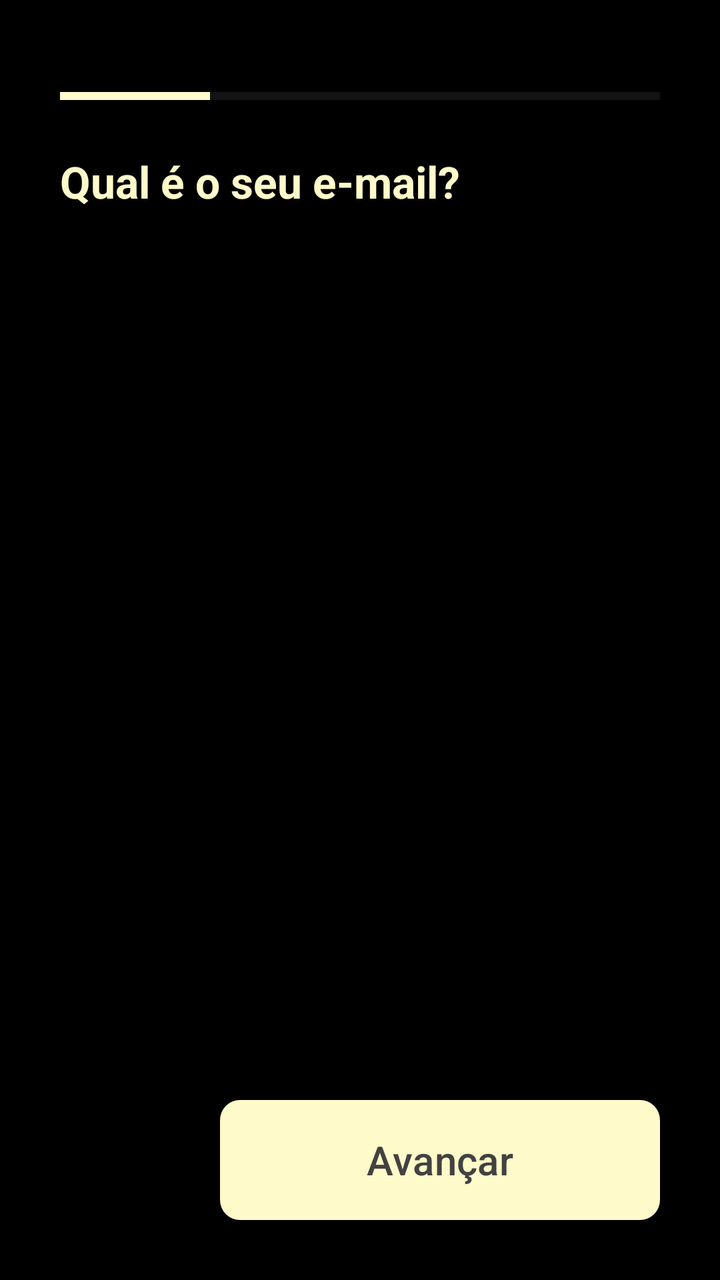
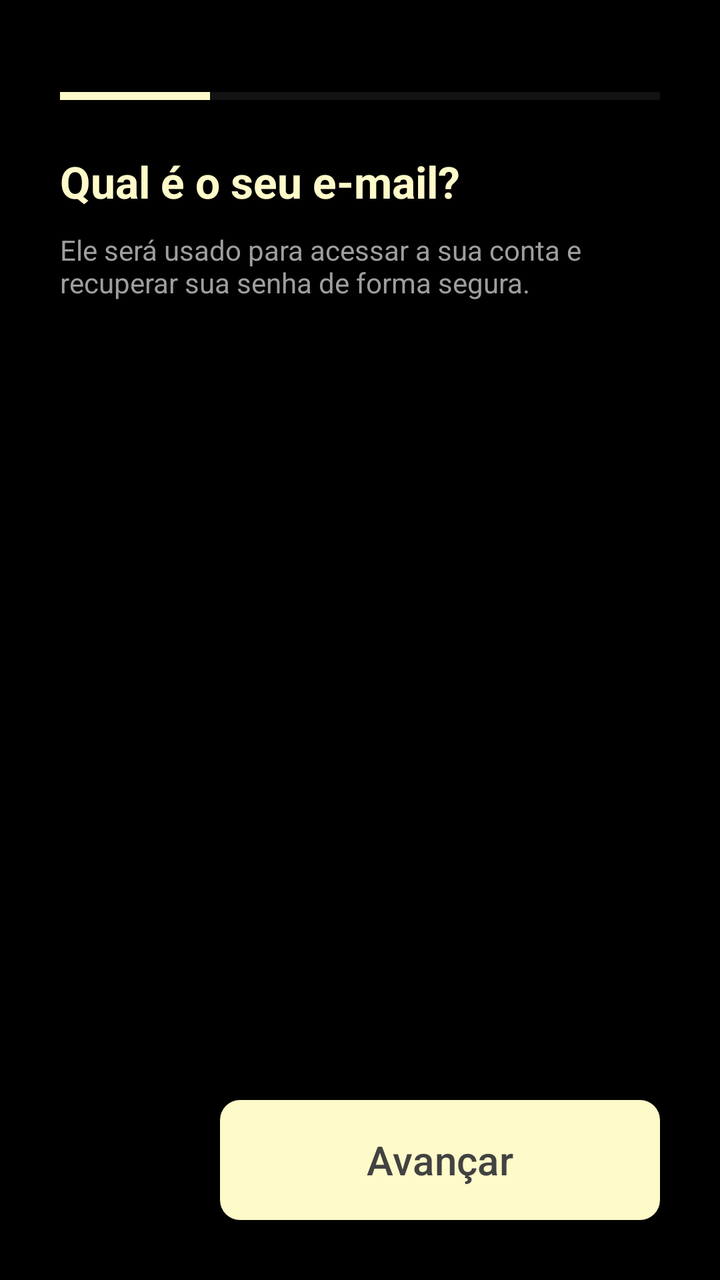

An Android layout rendered at two revisions. The XML below is the earlier revision; the diff shows what the commit changed to produce the second picture.
<!-- AndroidManifest.xml: application theme Theme.Monaly -->
<!-- res/layout/activity_register.xml -->
<?xml version="1.0" encoding="utf-8"?>
<androidx.constraintlayout.widget.ConstraintLayout xmlns:android="http://schemas.android.com/apk/res/android"
    xmlns:app="http://schemas.android.com/apk/res-auto"
    xmlns:tools="http://schemas.android.com/tools"
    android:id="@+id/main"
    android:layout_width="match_parent"
    android:layout_height="match_parent"
    android:background="@color/black"
    tools:context=".ui.activity.RegisterActivity">


    
    <ProgressBar
        android:id="@+id/progressBarRegister"
        style="?android:attr/progressBarStyleHorizontal"
        android:layout_width="0dp"
        android:layout_height="wrap_content"
        android:layout_marginStart="30dp"
        android:layout_marginTop="40dp"
        android:layout_marginEnd="30dp"
        android:max="100"
        android:progress="25"
        android:progressTint="@color/bage_neutral"
        app:layout_constraintEnd_toEndOf="parent"
        app:layout_constraintStart_toStartOf="parent"
        app:layout_constraintTop_toTopOf="parent" />


    
    <TextView
        android:id="@+id/textRegisterStepTitle"
        android:layout_width="0dp"
        android:layout_height="wrap_content"
        android:layout_marginStart="30dp"
        android:layout_marginTop="20dp"
        android:layout_marginEnd="30dp"
        android:text="Qual é o seu e-mail?"
        android:textColor="@color/bage_neutral"
        android:textSize="22sp"
        android:textStyle="bold"
        app:layout_constraintEnd_toEndOf="parent"
        app:layout_constraintStart_toStartOf="parent"
        app:layout_constraintTop_toBottomOf="@+id/progressBarRegister" />


    
    <androidx.viewpager2.widget.ViewPager2
        android:id="@+id/viewPagerRegister"
        android:layout_width="0dp"
        android:layout_height="0dp"
        android:layout_marginTop="20dp"
        android:layout_marginBottom="20dp"
        app:layout_constraintBottom_toTopOf="@+id/buttonRegisterNext"
        app:layout_constraintEnd_toEndOf="parent"
        app:layout_constraintStart_toStartOf="parent"
        app:layout_constraintTop_toBottomOf="@+id/textRegisterStepTitle" />


    
    <androidx.appcompat.widget.AppCompatButton
        android:id="@+id/buttonRegisterBack"
        android:layout_width="60dp"
        android:layout_height="60dp"
        android:layout_marginStart="30dp"
        android:layout_marginBottom="30dp"
        android:background="@drawable/drawable_background_button_round_transparent"
        android:drawableStart="@drawable/icon_arrow_back_ios"
        android:paddingStart="15dp"
        android:visibility="invisible"
        app:layout_constraintBottom_toBottomOf="parent"
        app:layout_constraintStart_toStartOf="parent" />


    
    <com.google.android.material.button.MaterialButton
        android:id="@+id/buttonRegisterNext"
        android:layout_width="0dp"
        android:layout_height="60dp"
        android:layout_marginStart="20dp"
        android:layout_marginEnd="30dp"
        android:layout_marginBottom="30dp"
        android:background="@drawable/drawable_background_button_bage_10_dp"
        android:text="Avançar"
        android:textAllCaps="false"
        android:textColor="@color/gray_dark"
        android:textSize="20sp"
        app:backgroundTint="@color/bage_neutral"
        app:layout_constraintBottom_toBottomOf="parent"
        app:layout_constraintEnd_toEndOf="parent"
        app:layout_constraintStart_toEndOf="@+id/buttonRegisterBack" />


</androidx.constraintlayout.widget.ConstraintLayout>
<!-- resources referenced by this layout -->
<resources>
  <color name="bage_neutral">#FFFAC9</color>
  <color name="black">#000000</color>
  <color name="gray_dark">#424242</color>
  <!-- drawable drawable_background_button_bage_10_dp (drawable) -->
  <?xml version="1.0" encoding="utf-8"?>
  <shape xmlns:android="http://schemas.android.com/apk/res/android">
  
      <solid android:color="@color/bage_neutral"/>
      <corners android:radius="10dp"/>
  
  </shape>
  <!-- drawable drawable_background_button_round_transparent (drawable) -->
  <?xml version="1.0" encoding="utf-8"?>
  <shape xmlns:android="http://schemas.android.com/apk/res/android"
  
      android:shape="rectangle">
      <corners android:radius="100dp"/>
  
  </shape>
  <!-- drawable icon_arrow_back_ios (drawable) -->
  <vector xmlns:android="http://schemas.android.com/apk/res/android" android:autoMirrored="true" android:height="24dp" android:tint="#FFFAC9" android:viewportHeight="960" android:viewportWidth="960" android:width="24dp">
        
      <path android:fillColor="@android:color/white" android:pathData="M400,880L0,480L400,80L471,151L142,480L471,809L400,880Z"/>
      
  </vector>
  <style name="Theme.Monaly" parent="Base.Theme.Monaly" />
  <style name="Base.Theme.Monaly" parent="Theme.Material3.DayNight.NoActionBar">
  
  
          
          
  
  
          
          <item name="android:navigationBarColor">@color/black</item>
  
  
      </style>
</resources>

<!-- the commit's change to res/layout/activity_register.xml (unified diff, before → after) -->
@@ -34,7 +34,7 @@
         android:layout_marginStart="30dp"
         android:layout_marginTop="20dp"
         android:layout_marginEnd="30dp"
-        android:text="Qual é o seu e-mail?"
+        android:text="@string/register_title_email"
         android:textColor="@color/bage_neutral"
         android:textSize="22sp"
         android:textStyle="bold"
@@ -43,6 +43,23 @@
         app:layout_constraintTop_toBottomOf="@+id/progressBarRegister" />
 
 
+    
+    <TextView
+        android:id="@+id/textRegisterStepDescription"
+        android:layout_width="0dp"
+        android:layout_height="wrap_content"
+        android:layout_marginStart="30dp"
+        android:layout_marginTop="10dp"
+        android:layout_marginEnd="30dp"
+        android:text="@string/register_desc_email"
+        android:textColor="@color/gray_medium"
+        android:textSize="14sp"
+        app:layout_constraintEnd_toEndOf="parent"
+        app:layout_constraintStart_toStartOf="parent"
+        app:layout_constraintTop_toBottomOf="@+id/textRegisterStepTitle" />
+
+
+    
     
     <androidx.viewpager2.widget.ViewPager2
         android:id="@+id/viewPagerRegister"
@@ -53,7 +70,7 @@
         app:layout_constraintBottom_toTopOf="@+id/buttonRegisterNext"
         app:layout_constraintEnd_toEndOf="parent"
         app:layout_constraintStart_toStartOf="parent"
-        app:layout_constraintTop_toBottomOf="@+id/textRegisterStepTitle" />
+        app:layout_constraintTop_toBottomOf="@+id/textRegisterStepDescription" />
 
 
     
@@ -80,7 +97,7 @@
         android:layout_marginEnd="30dp"
         android:layout_marginBottom="30dp"
         android:background="@drawable/drawable_background_button_bage_10_dp"
-        android:text="Avançar"
+        android:text="@string/register_button_next"
         android:textAllCaps="false"
         android:textColor="@color/gray_dark"
         android:textSize="20sp"
<!-- resource entries referenced after the edit -->
@@ -3,6 +3,7 @@
   <color name="bage_neutral">#FFFAC9</color>
   <color name="black">#000000</color>
   <color name="gray_dark">#424242</color>
+  <color name="gray_medium">#9E9E9E</color>
   <!-- drawable drawable_background_button_bage_10_dp (drawable) -->
   <?xml version="1.0" encoding="utf-8"?>
   <shape xmlns:android="http://schemas.android.com/apk/res/android">
@@ -25,6 +26,9 @@
       <path android:fillColor="@android:color/white" android:pathData="M400,880L0,480L400,80L471,151L142,480L471,809L400,880Z"/>
       
   </vector>
+  <string name="register_button_next">Avançar</string>
+  <string name="register_desc_email">Ele será usado para acessar a sua conta e recuperar sua senha de forma segura.</string>
+  <string name="register_title_email">Qual é o seu e-mail?</string>
   <style name="Theme.Monaly" parent="Base.Theme.Monaly" />
   <style name="Base.Theme.Monaly" parent="Theme.Material3.DayNight.NoActionBar">
   
